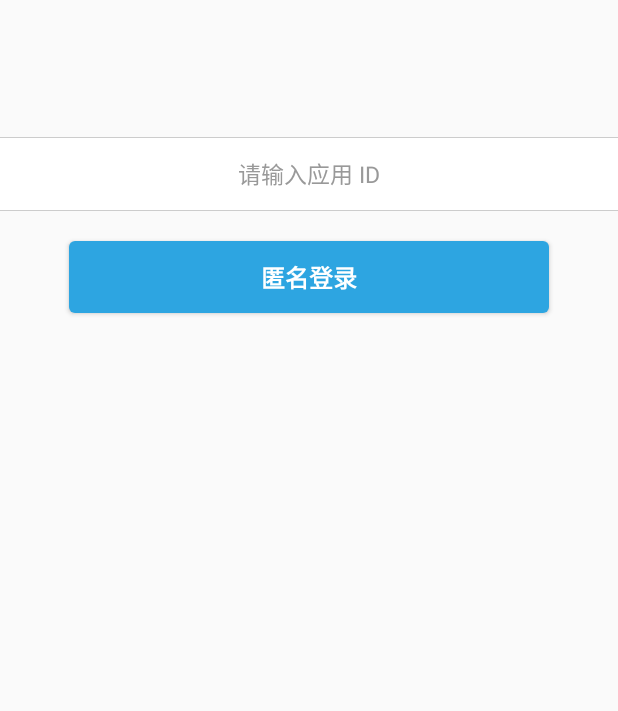
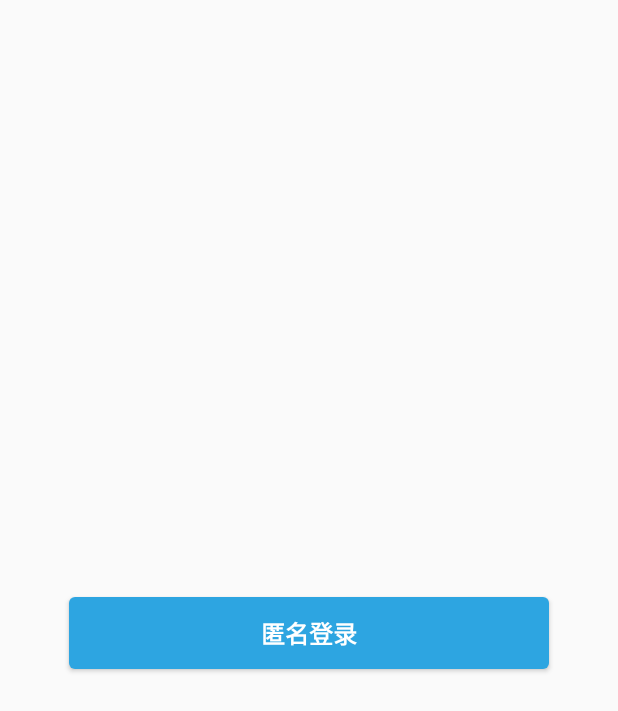
Before and after one commit to WildDogTeam/video-demo-android-conversation, an Android app: the screen it shows after launch (MainActivity), on a phone screen of 412 x 824 dp. Shown: the top 711 px of the screen. Run offline under Robolectric (Android 15) with nearby library versions, the phone set to English and light mode, and no system bars; our stand-ins replace ButterKnife; libraries missing offline, so code that uses them is left out: com.wilddog.client, com.wilddog.wilddogauth, com.wilddog.wilddogcore; 3 statements that could not run were skipped.

```diff
--- a/app/src/main/java/com/wilddog/quickstart/MainActivity.java
+++ b/app/src/main/java/com/wilddog/quickstart/MainActivity.java
@@ -29,12 +29,7 @@ import butterknife.OnClick;
 
 public class MainActivity extends AppCompatActivity {
 
-    @BindView(R.id.et_app_id)
-    EditText etAppId;
-    @BindView(R.id.tv_prompt)
-    TextView tvPrompt;
     private static final int REQUEST_CODE = 0; // 请求码
-    private String mAppId;
     private WilddogAuth auth;
     private boolean isInlogin =false;
     // 所需的全部权限
@@ -65,17 +60,6 @@ public class MainActivity extends AppCompatActivity {
     public void login() {
         if(isInlogin){return;}
         isInlogin = true;
-        mAppId = etAppId.getText().toString();
-        if (TextUtils.isEmpty(mAppId)) {
-            Toast.makeText(MainActivity.this, "请输入你的AppId", Toast.LENGTH_SHORT).show();
-            etAppId.setText("");
-            return;
-        }
-        //初始化WilddogApp,完成初始化之后可在项目任意位置通过getInstance()获取Sync & Auth对象
-        WilddogOptions.Builder builder = new WilddogOptions.Builder().setSyncUrl("https://" + mAppId + ".wilddogio" +
-                ".com");
-        WilddogOptions options = builder.build();
-        WilddogApp.initializeApp(getApplicationContext(), options);
         //获取Sync & Auth 对象
         auth = WilddogAuth.getInstance();
         //采用匿名登录方式认证
@@ -88,7 +72,6 @@ public class MainActivity extends AppCompatActivity {
             public void onComplete(Task<AuthResult> task) {
                 if (task.isSuccessful()) {
                     //身份认证成功
-                    tvPrompt.setVisibility(View.INVISIBLE);
                     String uid = auth.getCurrentUser().getUid();
                     //用户可以使用任意自定义节点来保存用户数据，但是不要使用 [wilddogVideo]节点存放私有数据
                     //以防和Video SDK 数据发生冲突
@@ -100,7 +83,6 @@ public class MainActivity extends AppCompatActivity {
                     userRef.child(uid).onDisconnect().removeValue();
                     if (!TextUtils.isEmpty(uid)) {
                         Intent intent = new Intent(getApplicationContext(), ConversationActivity.class);
-                        intent.putExtra("app_id", mAppId);
                         startActivity(intent);
                         isInlogin = false;
                         finish();
--- a/app/src/main/res/layout/activity_main.xml
+++ b/app/src/main/res/layout/activity_main.xml
@@ -3,39 +3,9 @@
               xmlns:tools="http://schemas.android.com/tools"
               android:layout_width="match_parent"
               android:layout_height="match_parent"
-              android:gravity="center_horizontal"
+              android:gravity="center"
               android:orientation="vertical"
               tools:context="com.wilddog.quickstart.MainActivity">
-
-    <TextView
-        android:id="@+id/tv_prompt"
-        android:layout_width="match_parent"
-        android:layout_height="wrap_content"
-        android:layout_marginTop="50dp"
-        android:gravity="center"
-        android:text="请在控制面板-身份认证-登录方式中\n开启匿名登录功能,并且使用的是video的appId"
-        android:textColor="@color/colorTextRed"
-        android:visibility="invisible"/>
-
-    <View
-        style="@style/view_hori"
-        />
-
-    <EditText
-        android:id="@+id/et_app_id"
-        style="@style/EditTextInput"
-        android:hint="请输入应用 ID"
-        android:imeActionId="@+id/login"
-        android:imeActionLabel="@string/action_sign_in_short"
-        android:imeOptions="actionUnspecified"
-        android:inputType="text"
-        android:text=""
-
-        />
-
-    <View
-        style="@style/view_hori"
-        />
 
     <Button
 
```
Also changed, not shown: app/src/main/java/com/wilddog/quickstart/Constants.java (added, +9 -0 lines), app/src/main/java/com/wilddog/quickstart/ConversationActivity.java (+21 -19 lines), app/src/main/java/com/wilddog/quickstart/MediaApplication.java (+7 -3 lines), 1 other file.
